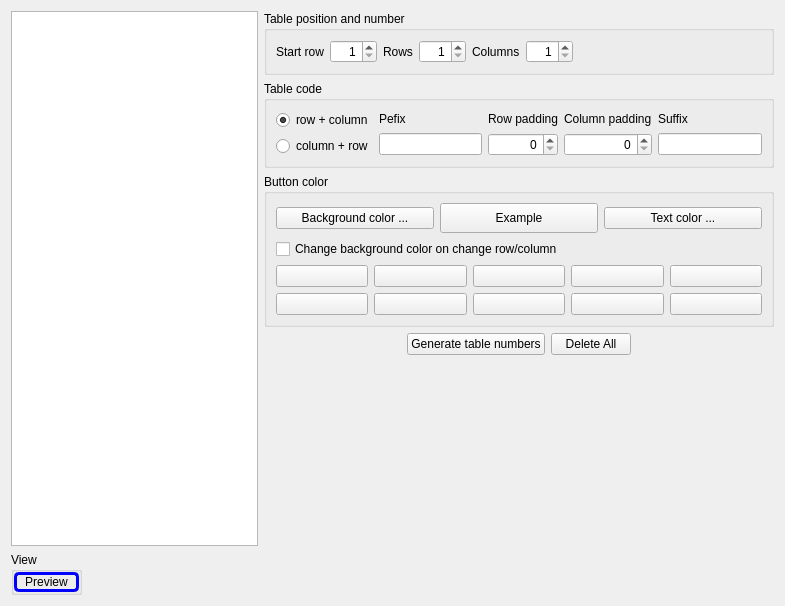
Old version of the form App/Ui/SeatMapWidget.ui in the repository paolodestefani/pySagra.
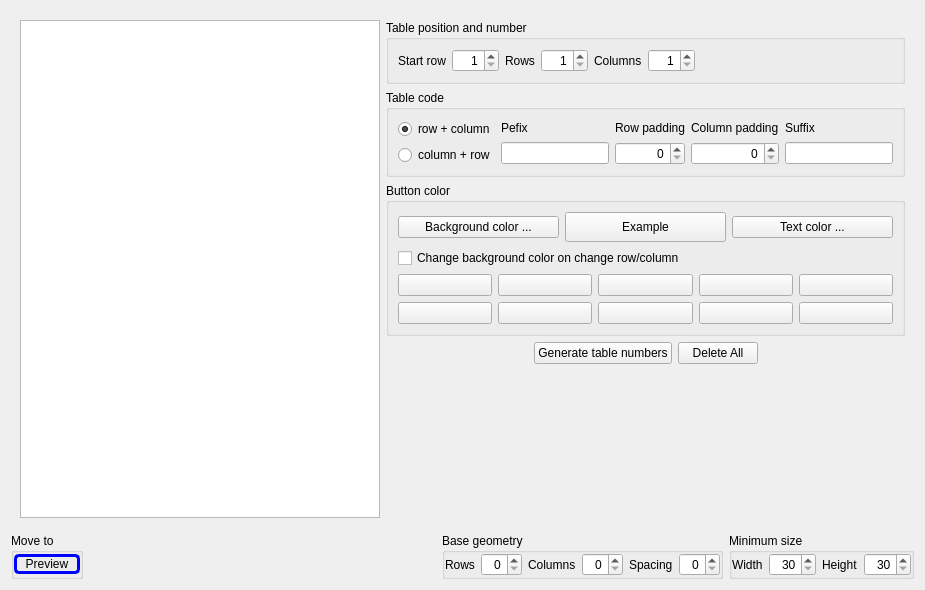
New version of the form. Custom widgets are drawn as their Qt base class.

Commit message:
Seat map: one button toggles edit and preview; new tables are not obsolete by default
is_obsolete defaulted to true, so a table added with New was saved obsolete and never shown.
Also help work in progress and translations.

Patch:
```diff
--- a/App/Ui/SeatMapWidget.ui
+++ b/App/Ui/SeatMapWidget.ui
@@ -6,8 +6,8 @@
    <rect>
     <x>0</x>
     <y>0</y>
-    <width>785</width>
-    <height>606</height>
+    <width>925</width>
+    <height>590</height>
    </rect>
   </property>
   <property name="font">
@@ -18,26 +18,14 @@
   <property name="windowTitle">
    <string>Seat Map</string>
   </property>
-  <layout class="QVBoxLayout" name="verticalLayout_11">
+  <layout class="QVBoxLayout" name="verticalLayout_13">
    <item>
     <widget class="QStackedWidget" name="stackedWidget">
      <property name="currentIndex">
       <number>0</number>
      </property>
      <widget class="QWidget" name="pageList">
-      <layout class="QVBoxLayout" name="verticalLayout_13">
-       <property name="leftMargin">
-        <number>0</number>
-       </property>
-       <property name="topMargin">
-        <number>0</number>
-       </property>
-       <property name="rightMargin">
-        <number>0</number>
-       </property>
-       <property name="bottomMargin">
-        <number>0</number>
-       </property>
+      <layout class="QVBoxLayout" name="verticalLayout_11">
        <item>
         <layout class="QHBoxLayout" name="horizontalLayout_11">
          <item>
@@ -476,78 +464,10 @@
          </item>
         </layout>
        </item>
-       <item>
-        <layout class="QHBoxLayout" name="horizontalLayout_9">
-         <item>
-          <widget class="QGroupBox" name="groupBoxPreview">
-           <property name="styleSheet">
-            <string notr="true"/>
-           </property>
-           <property name="title">
-            <string>View</string>
-           </property>
-           <layout class="QVBoxLayout" name="verticalLayout_15">
-            <property name="leftMargin">
-             <number>0</number>
-            </property>
-            <property name="topMargin">
-             <number>0</number>
-            </property>
-            <property name="rightMargin">
-             <number>0</number>
-            </property>
-            <property name="bottomMargin">
-             <number>0</number>
-            </property>
-            <item>
-             <widget class="QPushButton" name="pushButtonPreview">
-              <property name="styleSheet">
-               <string notr="true">QPushButton#pushButtonPreview {
-	background: transparent;
-	border: 3px solid blue;
-	border-radius: 5px;
-	padding: 0 8px;
-}</string>
-              </property>
-              <property name="text">
-               <string>Preview</string>
-              </property>
-             </widget>
-            </item>
-           </layout>
-          </widget>
-         </item>
-         <item>
-          <spacer name="horizontalSpacer_5">
-           <property name="orientation">
-            <enum>Qt::Orientation::Horizontal</enum>
-           </property>
-           <property name="sizeHint" stdset="0">
-            <size>
-             <width>40</width>
-             <height>20</height>
-            </size>
-           </property>
-          </spacer>
-         </item>
-        </layout>
-       </item>
       </layout>
      </widget>
      <widget class="QWidget" name="pagePreview">
-      <layout class="QVBoxLayout" name="verticalLayout_14">
-       <property name="leftMargin">
-        <number>0</number>
-       </property>
-       <property name="topMargin">
-        <number>0</number>
-       </property>
-       <property name="rightMargin">
-        <number>0</number>
-       </property>
-       <property name="bottomMargin">
-        <number>0</number>
-       </property>
+      <layout class="QVBoxLayout" name="verticalLayout_12">
        <item>
         <widget class="QScrollArea" name="scrollArea">
          <property name="widgetResizable">
@@ -558,8 +478,8 @@
            <rect>
             <x>0</x>
             <y>0</y>
-            <width>759</width>
-            <height>522</height>
+            <width>875</width>
+            <height>482</height>
            </rect>
           </property>
           <layout class="QVBoxLayout" name="verticalLayout_7">
@@ -610,12 +530,16 @@
          </widget>
         </widget>
        </item>
+      </layout>
+     </widget>
+    </widget>
+   </item>
        <item>
         <layout class="QHBoxLayout" name="horizontalLayout_4">
          <item>
           <widget class="QGroupBox" name="groupBoxEdit">
            <property name="title">
-            <string>View</string>
+        <string>Move to</string>
            </property>
            <layout class="QVBoxLayout" name="verticalLayout_4">
             <property name="leftMargin">
@@ -631,9 +555,9 @@
              <number>0</number>
             </property>
             <item>
-             <widget class="QPushButton" name="pushButtonEdit">
+         <widget class="QPushButton" name="pushButtonEditPreview">
               <property name="styleSheet">
-               <string notr="true">QPushButton#pushButtonEdit {
+           <string notr="true">QPushButton#pushButtonEditPreview {
 	background: transparent;
 	border: 3px solid blue;
 	border-radius: 5px;
@@ -641,7 +565,7 @@
 }</string>
               </property>
               <property name="text">
-               <string>Edit</string>
+           <string>Preview</string>
               </property>
               <property name="checked">
                <bool>false</bool>
@@ -797,10 +721,6 @@
           </widget>
          </item>
         </layout>
-       </item>
-      </layout>
-     </widget>
-    </widget>
    </item>
   </layout>
  </widget>
```
Lines whose indentation alone changed are shown as unchanged. The commit also changes 15 other files.
